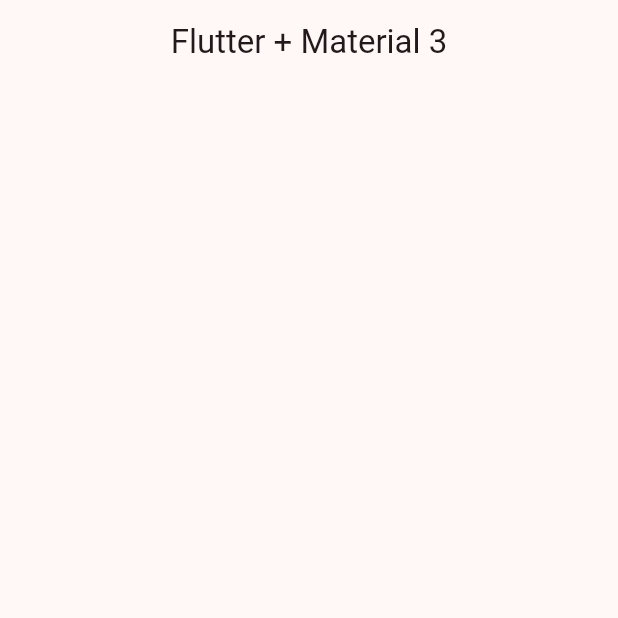
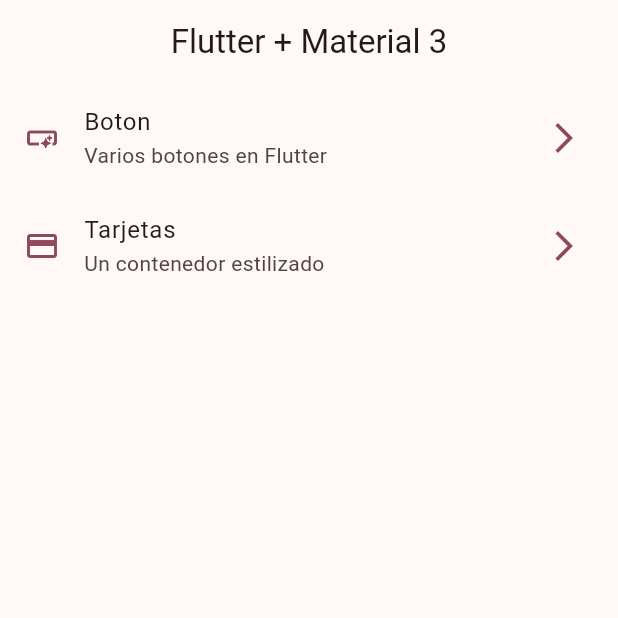
Before and after one commit to chekelon/widgets_app, a Flutter app: the screen it shows after launch, on a phone screen of 412 x 824 dp, the top half of it. Run offline on Flutter 3.47's test engine with Material 2 defaults, Android fonts, the phone set to English and light mode, and no system bars.

Commit message:
Home Screen Implementado

```diff
--- a/lib/config/menu/menu_items.dart
+++ b/lib/config/menu/menu_items.dart
@@ -12,7 +12,7 @@ class MenuItem {
       required this.link,
       required this.icon});
 
-  static const appMenuItems = <MenuItem>[
+  static const List<MenuItem> appMenuItems = <MenuItem>[
     MenuItem(
         title: 'Boton',
         subTitle: 'Varios botones en Flutter',
--- a/lib/presentation/screens/home/home_screen.dart
+++ b/lib/presentation/screens/home/home_screen.dart
@@ -1,4 +1,5 @@
 import 'package:flutter/material.dart';
+import 'package:widgets_app/config/menu/menu_items.dart';
 
 class HomeScreen extends StatelessWidget {
   const HomeScreen({super.key});
@@ -9,6 +10,54 @@ class HomeScreen extends StatelessWidget {
       appBar: AppBar(
         title: const Text('Flutter + Material 3'),
       ),
+      body: const _HomeView(),
     );
   }
 }
+
+class _HomeView extends StatelessWidget {
+  const _HomeView({
+    super.key,
+  });
+
+  @override
+  Widget build(BuildContext context) {
+    return ListView.builder(
+      //physics: const BouncingScrollPhysics(),
+      itemCount: MenuItem.appMenuItems.length,
+      itemBuilder: (BuildContext context, int index) {
+        final menuItem = MenuItem.appMenuItems[index];
+        return _CustomListTile(menuItem: menuItem);
+      },
+    );
+  }
+}
+
+class _CustomListTile extends StatelessWidget {
+  const _CustomListTile({
+    super.key,
+    required this.menuItem,
+  });
+
+  final MenuItem menuItem;
+
+  @override
+  Widget build(BuildContext context) {
+    final colors = Theme.of(context).colorScheme;
+    return ListTile(
+      leading: Icon(
+        menuItem.icon,
+        color: colors.primary,
+      ),
+      trailing: Icon(
+        Icons.arrow_forward_ios_outlined,
+        color: colors.primary,
+      ),
+      title: Text(menuItem.title),
+      subtitle: Text(menuItem.subTitle),
+      onTap: () {
+        //TODO: navegar a otra pantalla
+      },
+    );
+  }
+}
```
